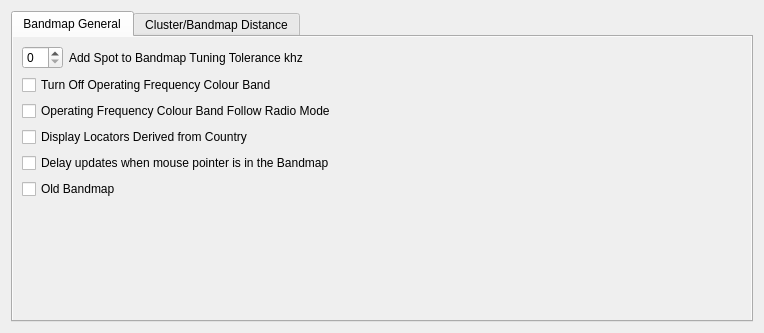
The window that mqt/MqtLogger/Clusterbandmapconfigure.ui (Rsclub22/Minos2-Mirror) describes before a commit, drawn with Qt 5.
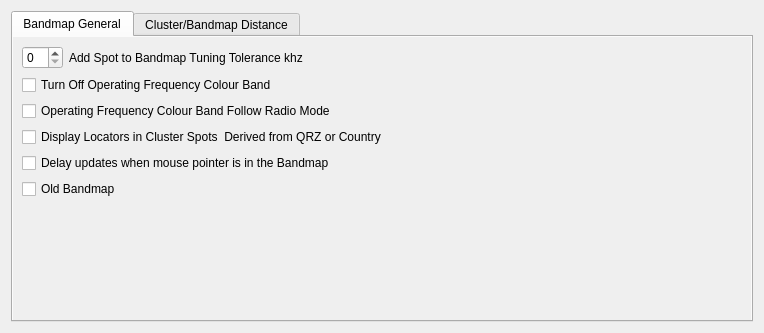
The same window after the commit. The open tabs and pages were chosen to show the change.

Commit message: turn on display of QRZ locators in bandmap by default

```diff
--- a/mqt/MqtLogger/Clusterbandmapconfigure.ui
+++ b/mqt/MqtLogger/Clusterbandmapconfigure.ui
@@ -80,7 +80,7 @@
          <item>
           <widget class="QCheckBox" name="showDerivedLocChkBox">
            <property name="text">
-            <string>Display Locators Derived from Country</string>
+            <string>Display Locators in Cluster Spots  Derived from QRZ or Country</string>
            </property>
           </widget>
          </item>
```
Left out of the diff: 2 changed lines with no effect on the pictures. The commit also changes 2 other files.
